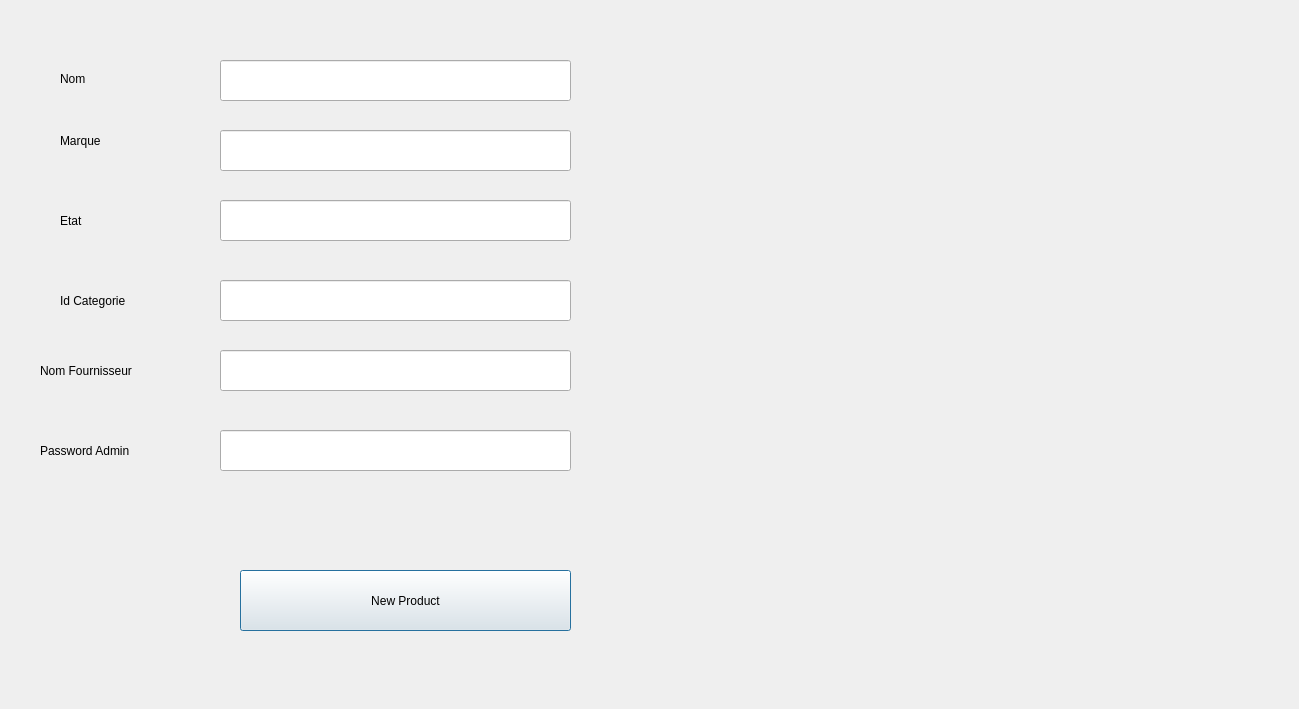
Old version of the form forms/insproduct.ui in the repository h471x/SQLite_Inventory_Management.
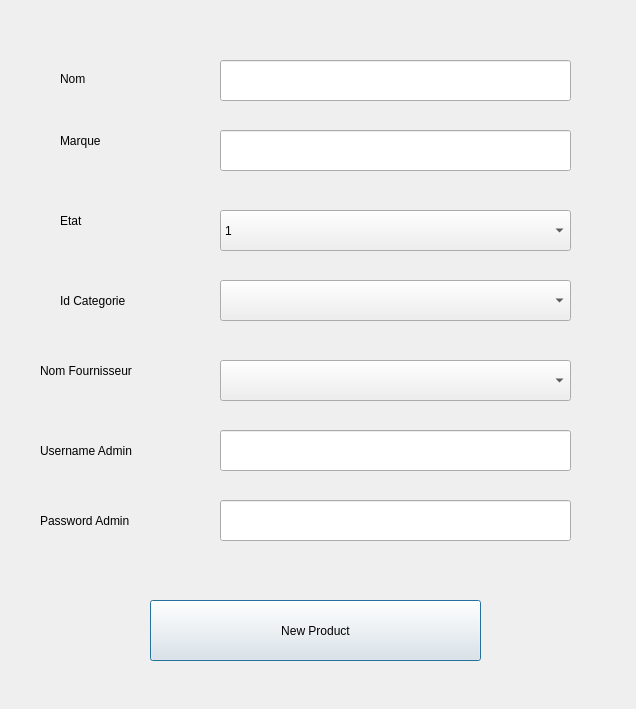
New version of the form.

Commit message: Added ComboBox for Categorie, Etat, Fournisseur

Patch:
```diff
--- a/forms/insproduct.ui
+++ b/forms/insproduct.ui
@@ -6,7 +6,7 @@
    <rect>
     <x>0</x>
     <y>0</y>
-    <width>1299</width>
+    <width>636</width>
     <height>709</height>
    </rect>
   </property>
@@ -39,8 +39,8 @@
   <widget class="QPushButton" name="pushButton">
    <property name="geometry">
     <rect>
-     <x>240</x>
-     <y>570</y>
+     <x>150</x>
+     <y>600</y>
      <width>331</width>
      <height>61</height>
     </rect>
@@ -59,16 +59,6 @@
     </rect>
    </property>
   </widget>
-  <widget class="QLineEdit" name="etat">
-   <property name="geometry">
-    <rect>
-     <x>220</x>
-     <y>200</y>
-     <width>351</width>
-     <height>41</height>
-    </rect>
-   </property>
-  </widget>
   <widget class="QLabel" name="label_2">
    <property name="geometry">
     <rect>
@@ -95,16 +85,6 @@
     <string>Etat</string>
    </property>
   </widget>
-  <widget class="QLineEdit" name="categorie">
-   <property name="geometry">
-    <rect>
-     <x>220</x>
-     <y>280</y>
-     <width>351</width>
-     <height>41</height>
-    </rect>
-   </property>
-  </widget>
   <widget class="QLabel" name="label_4">
    <property name="geometry">
     <rect>
@@ -118,16 +98,6 @@
     <string>Id Categorie</string>
    </property>
   </widget>
-  <widget class="QLineEdit" name="fournisseur">
-   <property name="geometry">
-    <rect>
-     <x>220</x>
-     <y>350</y>
-     <width>351</width>
-     <height>41</height>
-    </rect>
-   </property>
-  </widget>
   <widget class="QLabel" name="label_5">
    <property name="geometry">
     <rect>
@@ -156,6 +126,77 @@
     <rect>
      <x>40</x>
      <y>430</y>
+     <width>141</width>
+     <height>41</height>
+    </rect>
+   </property>
+   <property name="text">
+    <string>Username Admin</string>
+   </property>
+  </widget>
+  <widget class="QComboBox" name="etat">
+   <property name="geometry">
+    <rect>
+     <x>220</x>
+     <y>210</y>
+     <width>351</width>
+     <height>41</height>
+    </rect>
+   </property>
+   <item>
+    <property name="text">
+     <string>1</string>
+    </property>
+   </item>
+   <item>
+    <property name="text">
+     <string>2</string>
+    </property>
+   </item>
+   <item>
+    <property name="text">
+     <string>3</string>
+    </property>
+   </item>
+  </widget>
+  <widget class="QComboBox" name="categorie">
+   <property name="geometry">
+    <rect>
+     <x>220</x>
+     <y>280</y>
+     <width>351</width>
+     <height>41</height>
+    </rect>
+   </property>
+  </widget>
+  <widget class="QComboBox" name="fournisseur">
+   <property name="geometry">
+    <rect>
+     <x>220</x>
+     <y>360</y>
+     <width>351</width>
+     <height>41</height>
+    </rect>
+   </property>
+  </widget>
+  <widget class="QLineEdit" name="passwordadmin">
+   <property name="geometry">
+    <rect>
+     <x>220</x>
+     <y>500</y>
+     <width>351</width>
+     <height>41</height>
+    </rect>
+   </property>
+   <property name="echoMode">
+    <enum>QLineEdit::Password</enum>
+   </property>
+  </widget>
+  <widget class="QLabel" name="fournisseur_3">
+   <property name="geometry">
+    <rect>
+     <x>40</x>
+     <y>500</y>
      <width>141</width>
      <height>41</height>
     </rect>
```
